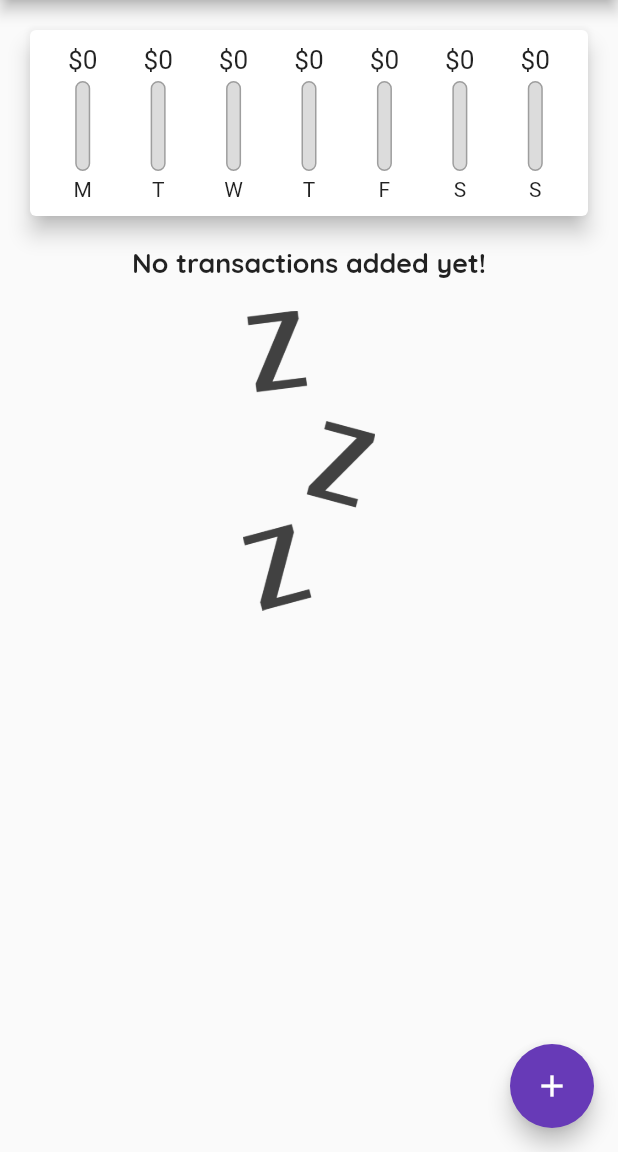
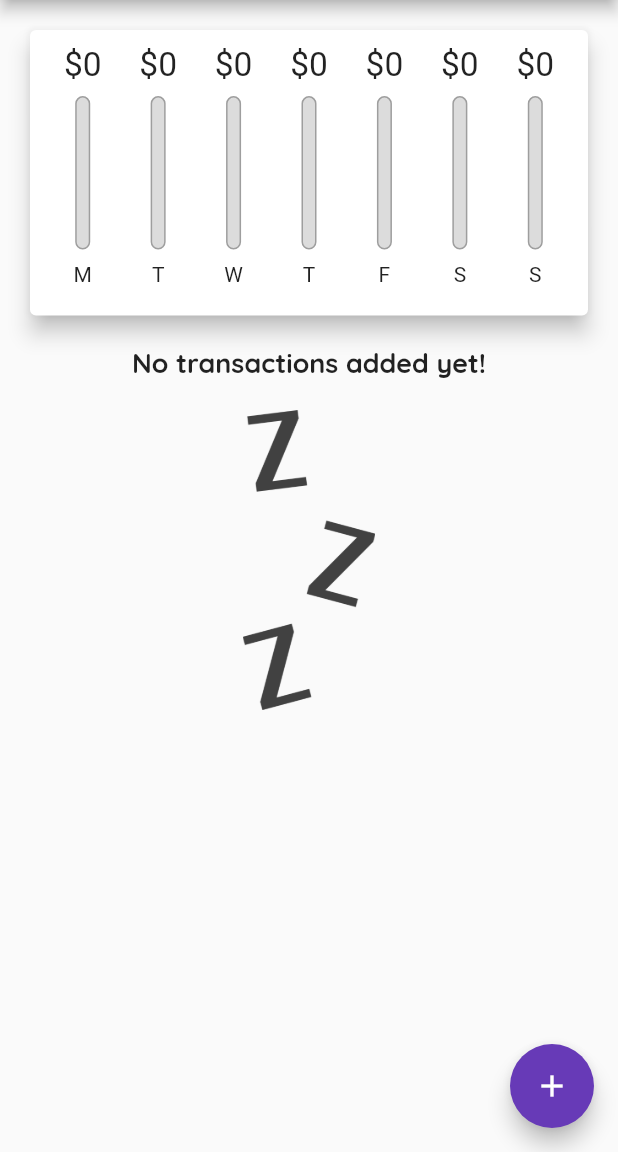
Before and after one commit to rel1nce/Expenny, a Flutter app: the screen it shows after launch, on a phone screen of 412 x 824 dp, the part 84-1236 px from its top. Run offline on Flutter 3.47's test engine with Material 2 defaults, Android fonts, the phone set to English and light mode, and no system bars; project files that could hold a hidden picture were left out.

Commit message:
add features

```diff
--- a/lib/main.dart
+++ b/lib/main.dart
@@ -1,12 +1,17 @@
 import 'package:expenny/widgets/transaction_list.dart';
 import 'package:flutter/material.dart';
+import 'package:flutter/services.dart';
 
 import './models/transaction.dart';
 import './widgets/transaction_list.dart';
 import './widgets/new_transaction.dart';
 import 'widgets/chart.dart';
 
-void main() => runApp(MyApp());
+void main() {
+  // widgetsflutterbinding.ensureinitialized();
+  // systemchrome.setpreferredorientations([deviceorientation.portraitup]);
+  runApp(MyApp());
+}
 
 class MyApp extends StatelessWidget {
   @override
@@ -91,8 +96,7 @@ class _MyHomePageState extends State<MyHomePage> {
 
   @override
   Widget build(BuildContext context) {
-    return Scaffold(
-      appBar: AppBar(
+    final appBar = AppBar(
       title: Text('Expenny'),
       actions: <Widget>[
         IconButton(
@@ -100,13 +104,26 @@ class _MyHomePageState extends State<MyHomePage> {
           onPressed: () => _startAddNewTransaction(context),
         ),
       ],
-      ),
+    );
+
+    return Scaffold(
+      appBar: appBar,
       body: SingleChildScrollView(
         child: Column(
           crossAxisAlignment: CrossAxisAlignment.stretch,
           children: <Widget>[
-            Chart(_userTransactions),
-            TransactionList(_userTransactions, _deleteTransaction),
+            Container(
+                height: (MediaQuery.of(context).size.height -
+                        appBar.preferredSize.height -
+                        MediaQuery.of(context).padding.top) *
+                    0.3,
+                child: Chart(_userTransactions)),
+            Container(
+                height: (MediaQuery.of(context).size.height -
+                        appBar.preferredSize.height -
+                        MediaQuery.of(context).padding.top) *
+                    0.7,
+                child: TransactionList(_userTransactions, _deleteTransaction)),
           ],
         ),
       ),
--- a/lib/widgets/chart_bar.dart
+++ b/lib/widgets/chart_bar.dart
@@ -9,21 +9,24 @@ class ChartBar extends StatelessWidget {
 
   @override
   Widget build(BuildContext context) {
+    return LayoutBuilder(
+      builder: (context, constraints) {
         return Column(
           children: <Widget>[
             Container(
-          height: 20,
+              height: constraints.maxHeight * 0.15,
               child: FittedBox(
                 child: Text('\$${spendingAmount.toStringAsFixed(0)}'),
               ),
             ),
             SizedBox(
-          height: 4,
+              height: constraints.maxHeight * 0.05,
             ),
             Container(
-          height: 60,
+              height: constraints.maxHeight * 0.6,
               width: 10,
               child: Stack(
+                alignment: AlignmentDirectional.bottomEnd,
                 children: <Widget>[
                   Container(
                     decoration: BoxDecoration(
@@ -48,10 +51,17 @@ class ChartBar extends StatelessWidget {
               ),
             ),
             SizedBox(
-          height: 4,
+              height: constraints.maxHeight * 0.05,
             ),
-        Text(label),
+            Container(
+              height: constraints.maxHeight * 0.15,
+              child: Container(
+                child: Text(label),
+              ),
+            ),
           ],
+        );
+      },
     );
   }
 }
--- a/lib/widgets/new_transaction.dart
+++ b/lib/widgets/new_transaction.dart
@@ -105,7 +105,7 @@ class _NewTransactionState extends State<NewTransaction> {
                   style: ElevatedButton.styleFrom(
                     backgroundColor: Theme.of(context).primaryColor,
                     foregroundColor:
-                        Theme.of(context).textTheme.labelSmall!.color,
+                      Theme.of(context).textTheme.labelSmall!.color,
                   ),
                   onPressed: _submitData,
                 ),
--- a/lib/widgets/transaction_list.dart
+++ b/lib/widgets/transaction_list.dart
@@ -12,7 +12,6 @@ class TransactionList extends StatelessWidget {
   @override
   Widget build(BuildContext context) {
     return Container(
-      height: 450,
       child: transactions.isEmpty
           ? Column(
               children: <Widget>[
```
Also changed, not shown: lib/widgets/chart.dart (indentation only). Lines whose indentation alone changed are shown as unchanged.
